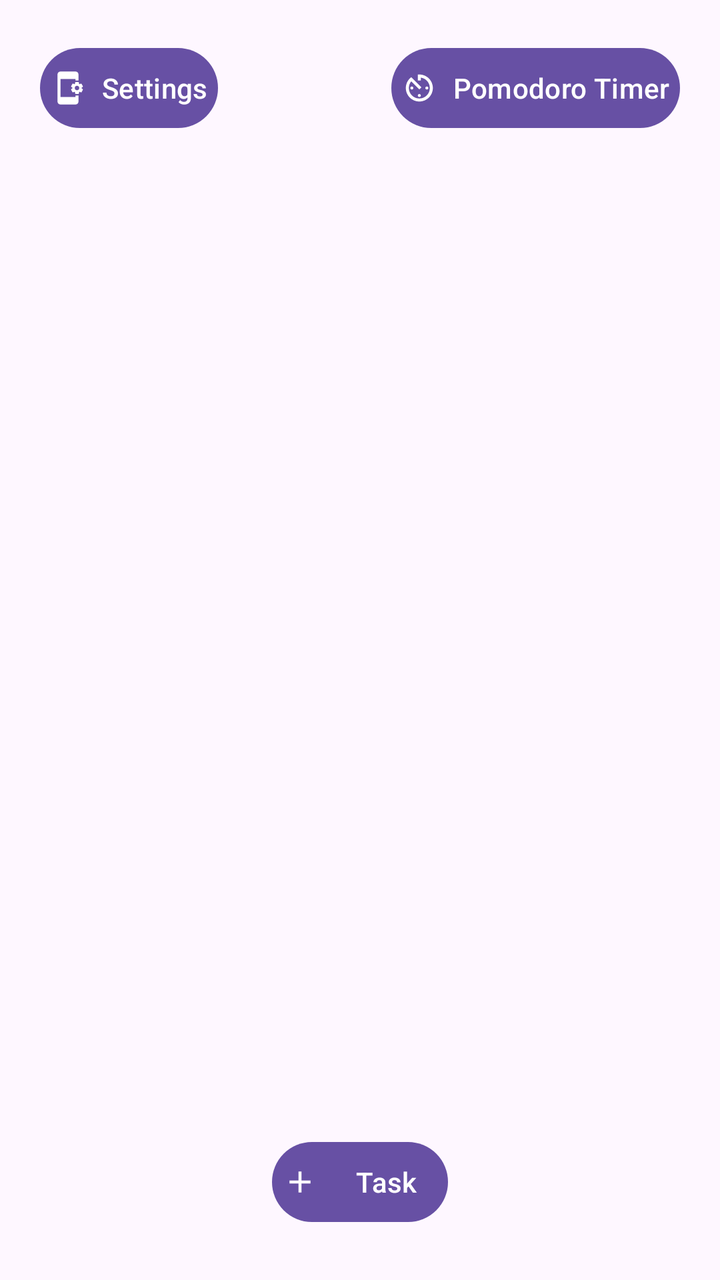
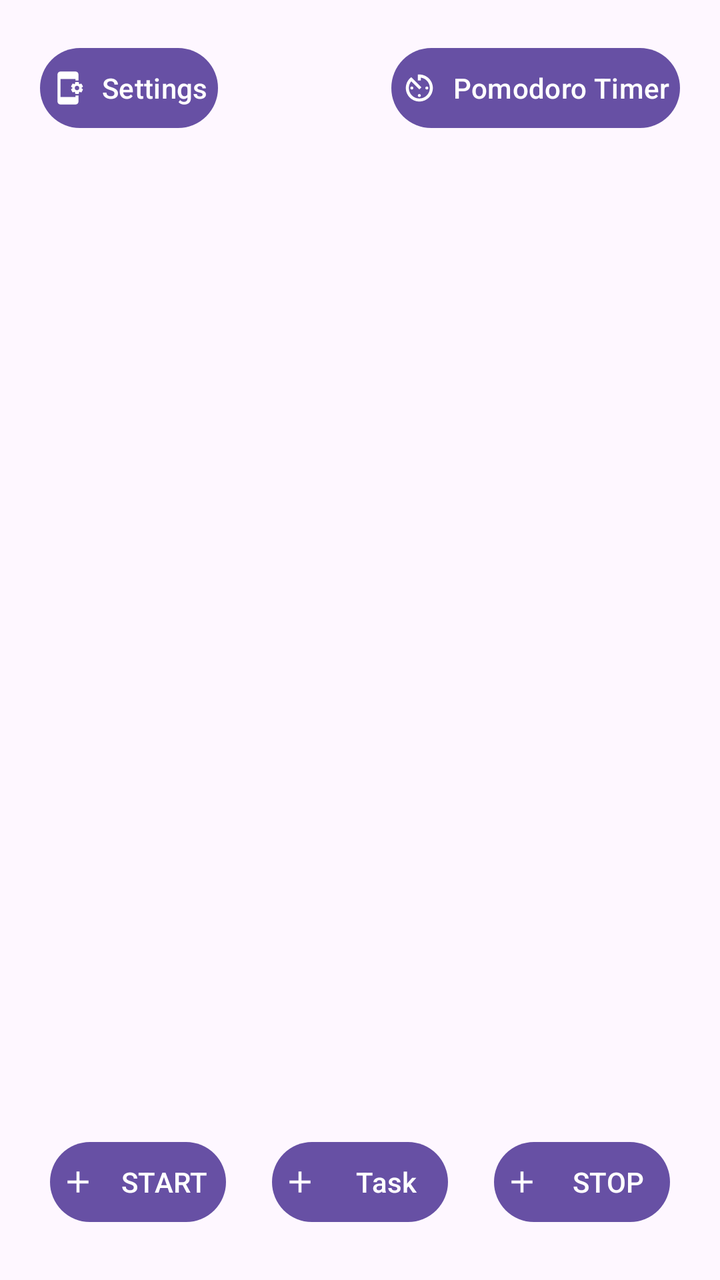

Two renders of the same Android screen: before a commit and after it. Below are the layout's source before the change and the commit's diff.
<!-- AndroidManifest.xml: application theme Theme.TaskManager_project_MDAD -->
<!-- res/layout/activity_main.xml -->
<?xml version="1.0" encoding="utf-8"?>
<RelativeLayout
    xmlns:android="http://schemas.android.com/apk/res/android"
    xmlns:app="http://schemas.android.com/apk/res-auto"
    xmlns:tools="http://schemas.android.com/tools"
    android:id="@+id/main"
    android:layout_width="match_parent"
    android:layout_height="match_parent"
    tools:context=".MainActivity">

    <Button
        android:id="@+id/settings_button"
        android:layout_height="wrap_content"
        android:layout_width="wrap_content"
        android:text="Settings"
        android:padding="5dp"
        android:layout_margin="20dp"
        android:layout_alignParentStart="true"
        android:layout_alignParentTop="true"
        app:icon="@drawable/baseline_app_settings_alt_24"
        />

    <Button
        android:id="@+id/pomodoro_button"
        android:layout_height="wrap_content"
        android:layout_width="wrap_content"
        android:text="Pomodoro Timer"
        android:padding="5dp"
        android:layout_margin="20dp"
        android:layout_alignParentTop="true"
        android:layout_alignParentEnd="true"
        app:icon="@drawable/baseline_av_timer_24"
        />





























    <androidx.recyclerview.widget.RecyclerView
        android:layout_width="match_parent"
        android:layout_height="match_parent"
        android:layout_marginTop="100dp"
        android:id="@+id/todoListRecyclerView">


    </androidx.recyclerview.widget.RecyclerView>

    <Button
        android:id="@+id/new_task_button"
        android:layout_height="wrap_content"
        android:layout_width="wrap_content"
        android:text="Task"
        android:layout_alignParentBottom="true"
        android:layout_centerHorizontal="true"
        android:padding="5dp"
        android:layout_margin="25dp"
        app:icon="@drawable/baseline_add_24"
        />


</RelativeLayout>
<!-- resources referenced by this layout -->
<resources>
  <!-- drawable baseline_add_24 (drawable) -->
  <vector xmlns:android="http://schemas.android.com/apk/res/android" android:height="24dp" android:tint="#000000" android:viewportHeight="24" android:viewportWidth="24" android:width="24dp">
        
      <path android:fillColor="@android:color/white" android:pathData="M19,13h-6v6h-2v-6H5v-2h6V5h2v6h6v2z"/>
      
  </vector>
  <!-- drawable baseline_app_settings_alt_24 (drawable) -->
  <vector xmlns:android="http://schemas.android.com/apk/res/android" android:height="24dp" android:tint="#000000" android:viewportHeight="24" android:viewportWidth="24" android:width="24dp">
        
      <path android:fillColor="@android:color/white" android:pathData="M21.81,12.74l-0.82,-0.63v-0.22l0.8,-0.63c0.16,-0.12 0.2,-0.34 0.1,-0.51l-0.85,-1.48c-0.07,-0.13 -0.21,-0.2 -0.35,-0.2 -0.05,0 -0.1,0.01 -0.15,0.03l-0.95,0.38c-0.08,-0.05 -0.11,-0.07 -0.19,-0.11l-0.15,-1.01c-0.03,-0.21 -0.2,-0.36 -0.4,-0.36h-1.71c-0.2,0 -0.37,0.15 -0.4,0.34l-0.14,1.01c-0.03,0.02 -0.07,0.03 -0.1,0.05l-0.09,0.06 -0.95,-0.38c-0.05,-0.02 -0.1,-0.03 -0.15,-0.03 -0.14,0 -0.27,0.07 -0.35,0.2l-0.85,1.48c-0.1,0.17 -0.06,0.39 0.1,0.51l0.8,0.63v0.23l-0.8,0.63c-0.16,0.12 -0.2,0.34 -0.1,0.51l0.85,1.48c0.07,0.13 0.21,0.2 0.35,0.2 0.05,0 0.1,-0.01 0.15,-0.03l0.95,-0.37c0.08,0.05 0.12,0.07 0.2,0.11l0.15,1.01c0.03,0.2 0.2,0.34 0.4,0.34h1.71c0.2,0 0.37,-0.15 0.4,-0.34l0.15,-1.01c0.03,-0.02 0.07,-0.03 0.1,-0.05l0.09,-0.06 0.95,0.38c0.05,0.02 0.1,0.03 0.15,0.03 0.14,0 0.27,-0.07 0.35,-0.2l0.85,-1.48c0.1,-0.17 0.06,-0.39 -0.1,-0.51zM18,13.5c-0.83,0 -1.5,-0.67 -1.5,-1.5s0.67,-1.5 1.5,-1.5 1.5,0.67 1.5,1.5 -0.67,1.5 -1.5,1.5zM17,17h2v4c0,1.1 -0.9,2 -2,2H7c-1.1,0 -2,-0.9 -2,-2V3c0,-1.1 0.9,-2 2,-2h10c1.1,0 2,0.9 2,2v4h-2V6H7v12h10v-1z"/>
      
  </vector>
  <!-- drawable baseline_av_timer_24 (drawable) -->
  <vector xmlns:android="http://schemas.android.com/apk/res/android" android:height="24dp" android:tint="#000000" android:viewportHeight="24" android:viewportWidth="24" android:width="24dp">
        
      <path android:fillColor="@android:color/white" android:pathData="M11,17c0,0.55 0.45,1 1,1s1,-0.45 1,-1 -0.45,-1 -1,-1 -1,0.45 -1,1zM11,3v4h2L13,5.08c3.39,0.49 6,3.39 6,6.92 0,3.87 -3.13,7 -7,7s-7,-3.13 -7,-7c0,-1.68 0.59,-3.22 1.58,-4.42L12,13l1.41,-1.41 -6.8,-6.8v0.02C4.42,6.45 3,9.05 3,12c0,4.97 4.02,9 9,9 4.97,0 9,-4.03 9,-9s-4.03,-9 -9,-9h-1zM18,12c0,-0.55 -0.45,-1 -1,-1s-1,0.45 -1,1 0.45,1 1,1 1,-0.45 1,-1zM6,12c0,0.55 0.45,1 1,1s1,-0.45 1,-1 -0.45,-1 -1,-1 -1,0.45 -1,1z"/>
      
  </vector>
  <style name="Theme.TaskManager_project_MDAD" parent="Base.Theme.TaskManager_project_MDAD" />
  <style name="Base.Theme.TaskManager_project_MDAD" parent="Theme.Material3.DayNight.NoActionBar">
          
          
      </style>
</resources>

<!-- the commit's change to res/layout/activity_main.xml (unified diff, before → after) -->
@@ -81,5 +81,28 @@
         app:icon="@drawable/baseline_add_24"
         />
 
+    <Button
+        android:id="@+id/start_music_button"
+        android:layout_height="wrap_content"
+        android:layout_width="wrap_content"
+        android:text="START"
+        android:layout_alignParentBottom="true"
+        android:padding="5dp"
+        android:layout_margin="25dp"
+        app:icon="@drawable/baseline_add_24"
+        />
+
+    <Button
+        android:id="@+id/stop_music_button"
+        android:layout_height="wrap_content"
+        android:layout_width="wrap_content"
+        android:text="STOP"
+        android:layout_alignParentBottom="true"
+        android:layout_alignParentRight="true"
+        android:padding="5dp"
+        android:layout_margin="25dp"
+        app:icon="@drawable/baseline_add_24"
+        />
+
 
 </RelativeLayout>
